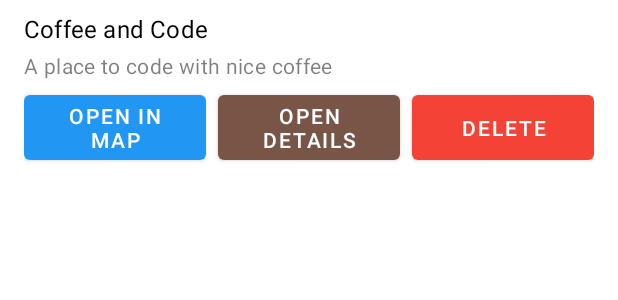
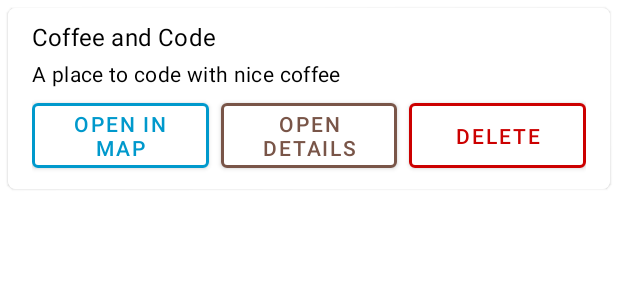
Before and after one commit to VarunBarad/my-places-android, an Android app: the layout list_item_place.xml on its own in the app's theme, with its tools: preview values and no code run, on a phone screen of 412 x 824 dp. Shown: the top 300 px of the screen. Run offline under Robolectric (Android 15) with nearby library versions, the phone set to English and light mode, and no system bars.

Commit message:
CardView and button UI

```diff
--- /dev/null
+++ b/app/src/main/res/drawable/btn_style.xml
@@ -0,0 +1,9 @@
+<?xml version="1.0" encoding="utf-8"?>
+<shape xmlns:android="http://schemas.android.com/apk/res/android"
+    android:shape="rectangle">
+    <gradient android:startColor="#FFFFFF"
+        android:endColor="#00FF00"
+        android:angle="270" />
+    <corners android:radius="3dp" />
+    <stroke android:width="5px" android:color="#000000" />
+</shape>
--- a/app/src/main/res/layout/list_item_place.xml
+++ b/app/src/main/res/layout/list_item_place.xml
@@ -2,11 +2,19 @@
 <layout xmlns:android="http://schemas.android.com/apk/res/android"
     xmlns:app="http://schemas.android.com/apk/res-auto"
     xmlns:tools="http://schemas.android.com/tools">
-
+    <com.google.android.material.card.MaterialCardView
+        android:layout_width="match_parent"
+        android:layout_height="wrap_content"
+        android:layout_marginTop="5dp"
+        android:layout_marginBottom="5dp"
+        android:layout_marginLeft="5dp"
+        android:layout_marginRight="5dp"
+        app:cardCornerRadius="5dp">
         <androidx.constraintlayout.widget.ConstraintLayout
             android:id="@+id/container_place"
             android:layout_width="match_parent"
             android:layout_height="wrap_content"
+            android:background="@color/white"
             android:paddingStart="@dimen/margin_activity_horizontal"
             android:paddingTop="@dimen/margin_activity_vertical"
             android:paddingEnd="@dimen/margin_activity_horizontal"
@@ -19,7 +27,7 @@
                 android:layout_height="wrap_content"
                 android:ellipsize="end"
                 android:maxLines="1"
-            android:textColor="@color/colorTextPrimary"
+                android:textColor="@color/black"
                 app:layout_constraintEnd_toEndOf="parent"
                 app:layout_constraintStart_toStartOf="parent"
                 app:layout_constraintTop_toTopOf="parent"
@@ -33,7 +41,7 @@
                 android:layout_marginTop="@dimen/margin_interElement_vertical"
                 android:ellipsize="end"
                 android:maxLines="2"
-            android:textColor="@color/colorTextSecondary"
+                android:textColor="@color/black"
                 app:layout_constraintEnd_toEndOf="parent"
                 app:layout_constraintStart_toStartOf="parent"
                 app:layout_constraintTop_toBottomOf="@id/textView_name"
@@ -45,12 +53,17 @@
                 android:layout_height="0dp"
                 android:layout_marginTop="@dimen/margin_interElement_vertical"
                 android:layout_marginEnd="@dimen/margin_interElement_horizontal"
+                android:clickable="true"
+                android:focusable="true"
                 android:text="@string/label_openInMap"
-            app:backgroundTint="@color/colorOpenMap"
+                android:textColor="@android:color/holo_blue_dark"
+                app:backgroundTint="@color/white"
                 app:layout_constraintBottom_toBottomOf="@id/button_openDetails"
                 app:layout_constraintEnd_toStartOf="@id/button_openDetails"
                 app:layout_constraintStart_toStartOf="parent"
-            app:layout_constraintTop_toBottomOf="@id/textView_comment" />
+                app:layout_constraintTop_toBottomOf="@id/textView_comment"
+                app:strokeColor="@android:color/holo_blue_dark"
+                app:strokeWidth="2dp" />
 
             <com.google.android.material.button.MaterialButton
                 android:id="@+id/button_openDetails"
@@ -59,11 +72,16 @@
                 android:layout_marginStart="@dimen/margin_interElement_horizontal"
                 android:layout_marginTop="@dimen/margin_interElement_vertical"
                 android:layout_marginEnd="@dimen/margin_interElement_horizontal"
+                android:clickable="true"
+                android:focusable="true"
                 android:text="@string/label_openDetails"
-            app:backgroundTint="@color/colorOpen"
+                android:textColor="@color/colorOpen"
+                app:backgroundTint="@color/white"
                 app:layout_constraintEnd_toStartOf="@id/button_delete"
                 app:layout_constraintStart_toEndOf="@id/button_openInMap"
-            app:layout_constraintTop_toBottomOf="@id/textView_comment" />
+                app:layout_constraintTop_toBottomOf="@id/textView_comment"
+                app:strokeColor="@color/colorOpen"
+                app:strokeWidth="2dp" />
 
             <com.google.android.material.button.MaterialButton
                 android:id="@+id/button_delete"
@@ -71,11 +89,18 @@
                 android:layout_height="0dp"
                 android:layout_marginStart="@dimen/margin_interElement_horizontal"
                 android:layout_marginTop="@dimen/margin_interElement_vertical"
+                android:clickable="true"
+                android:focusable="true"
                 android:text="@string/label_delete"
-            app:backgroundTint="@color/colorDelete"
+                android:textColor="@android:color/holo_red_dark"
+                app:backgroundTint="@color/white"
                 app:layout_constraintBottom_toBottomOf="@id/button_openDetails"
                 app:layout_constraintEnd_toEndOf="parent"
                 app:layout_constraintStart_toEndOf="@id/button_openDetails"
-            app:layout_constraintTop_toBottomOf="@id/textView_comment" />
+                app:layout_constraintTop_toBottomOf="@id/textView_comment"
+                app:strokeColor="@android:color/holo_red_dark"
+                app:strokeWidth="2dp" />
         </androidx.constraintlayout.widget.ConstraintLayout>
+    </com.google.android.material.card.MaterialCardView>
+
 </layout>
--- a/app/src/main/res/values/colors.xml
+++ b/app/src/main/res/values/colors.xml
@@ -12,4 +12,6 @@
     <color name="colorOpenMap">#2196f3</color>
     <color name="colorOpen">#795548</color>
     <color name="colorDelete">#f44336</color>
+    <color name="white">#FFFFFF</color>
+    <color name="black">#000000</color>
 </resources>
```
Lines whose indentation alone changed are shown as unchanged.
